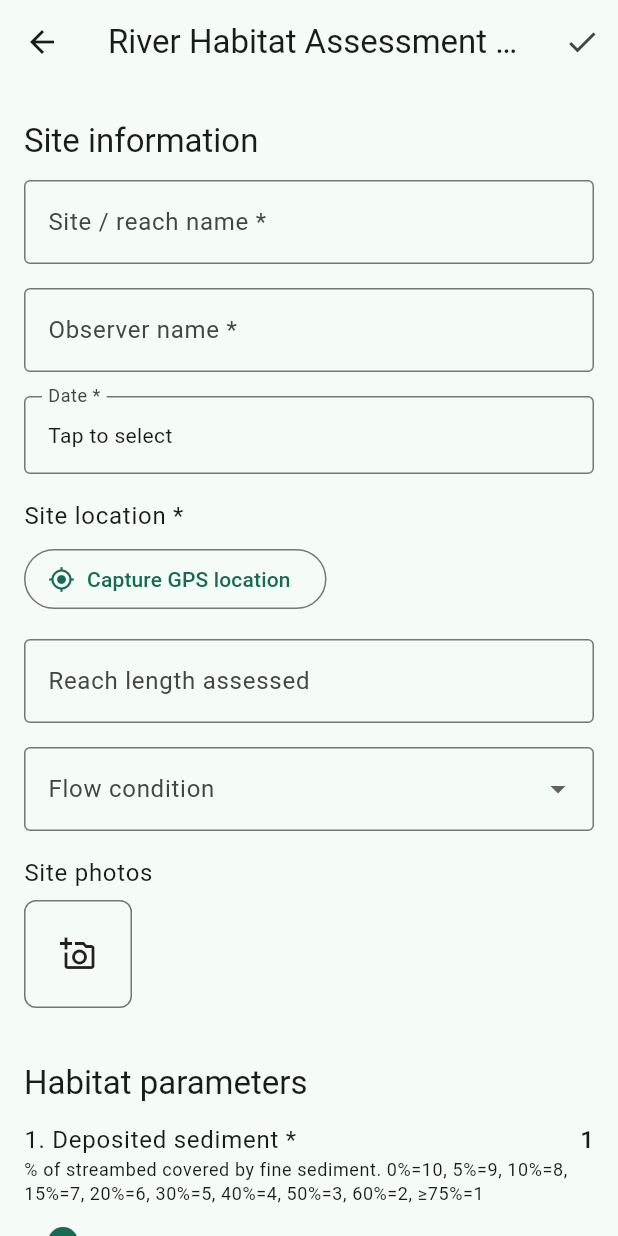
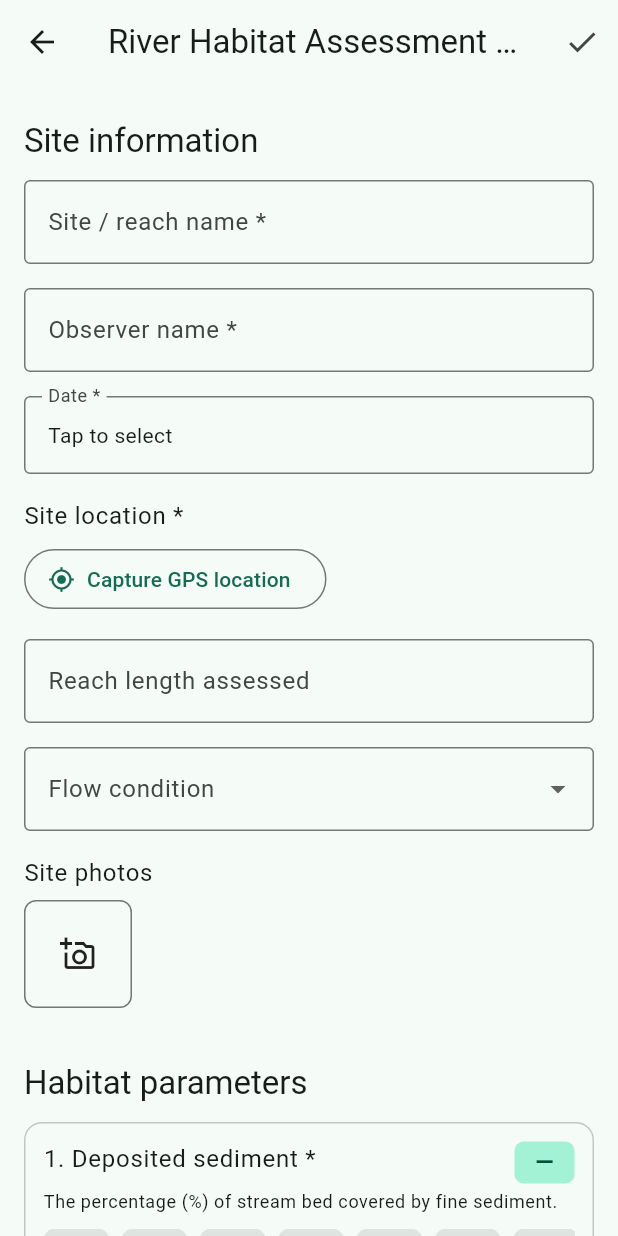
Before and after one commit to LilyAna06/FieldCollect, a Flutter app: the screen it shows once a user with an empty profile is signed in, after a tap on "Rapid Habitat Assessment", on a phone screen of 412 x 824 dp. Run offline on Flutter 3.47's test engine with Material 3 defaults, Android fonts, the phone set to English and light mode, and no system bars; our stand-ins replace connectivity_plus, geolocator, image_picker, sqflite, supabase_flutter; accounts and stored records are empty; network calls fail.

Commit message:
Add category-score button picker (files properly copied this time)

```diff
--- a/lib/models/form_schema.dart
+++ b/lib/models/form_schema.dart
@@ -6,7 +6,6 @@
 /// and piece of conditional logic comes from this schema, so adding a new
 /// monitoring type (cultural health, macroinvertebrate counts, etc.) is a
 /// matter of authoring a new JSON file, not writing new Dart code.
-library;
 
 enum FieldType {
   text,
@@ -15,7 +14,8 @@ enum FieldType {
   date,
   selectOne,
   selectMany,
-  scale, // bounded numeric score, e.g. 1-10 or 1-20, rendered as a slider/segmented control
+  scale, // bounded numeric score, e.g. 1-10, rendered as a slider — best for genuinely continuous/graphical scales
+  categoryScore, // discrete labeled options (e.g. "0%", "5%", "10%"...) each mapped to a fixed score — rendered as tappable buttons
   geopoint,
   geoshape, // polygon
   geotrace, // line / track
@@ -39,6 +39,8 @@ enum FieldType {
         return FieldType.selectMany;
       case 'scale':
         return FieldType.scale;
+      case 'category_score':
+        return FieldType.categoryScore;
       case 'geopoint':
         return FieldType.geopoint;
       case 'geoshape':
@@ -57,6 +59,19 @@ enum FieldType {
   }
 }
 
+/// A single tappable option for a [FieldType.categoryScore] field —
+/// e.g. label "20%" mapping to score 6.
+class CategoryOption {
+  final String label;
+  final num score;
+  CategoryOption({required this.label, required this.score});
+
+  factory CategoryOption.fromJson(Map<String, dynamic> json) => CategoryOption(
+        label: json['label'].toString(),
+        score: json['score'] as num,
+      );
+}
+
 class FormFieldDef {
   final String id;
   final FieldType type;
@@ -70,6 +85,9 @@ class FormFieldDef {
   /// scale / number bounds.
   final num? min;
   final num? max;
+
+  /// category_score options, in display order.
+  final List<CategoryOption>? categories;
 
   /// Simple conditional-visibility expression, e.g. "habitat_type == 'forest'".
   /// Evaluated against the current record's field values.
@@ -93,6 +111,7 @@ class FormFieldDef {
     this.options,
     this.min,
     this.max,
+    this.categories,
     this.visibleIf,
     this.formula,
     this.children,
@@ -109,6 +128,9 @@ class FormFieldDef {
       options: (json['options'] as List?)?.map((e) => e.toString()).toList(),
       min: json['min'] as num?,
       max: json['max'] as num?,
+      categories: (json['categories'] as List?)
+          ?.map((e) => CategoryOption.fromJson(e as Map<String, dynamic>))
+          .toList(),
       visibleIf: json['visible_if'] as String?,
       formula: json['formula'] as String?,
       unit: json['unit'] as String?,
--- a/lib/ui/widgets/dynamic_form_renderer.dart
+++ b/lib/ui/widgets/dynamic_form_renderer.dart
@@ -140,6 +140,8 @@ class _FieldBuilder extends StatelessWidget {
         return _NumberInput(field: field, value: value, onChanged: onChanged);
       case FieldType.scale:
         return _ScaleInput(field: field, value: value, onChanged: onChanged);
+      case FieldType.categoryScore:
+        return _CategoryScoreInput(field: field, value: value, onChanged: onChanged);
       case FieldType.selectOne:
         return _SelectOneInput(field: field, value: value, onChanged: onChanged);
       case FieldType.selectMany:
@@ -205,9 +207,12 @@ class _NumberInput extends StatelessWidget {
   }
 }
 
-/// Bounded numeric score (e.g. RHA parameters 1-10 / 1-20) rendered as a
-/// slider with the current value shown — quick to fill out one-handed in
-/// the field.
+/// Bounded numeric score rendered as a slider — best for parameters where
+/// the paper form itself uses a continuous/graphical scale (repeated
+/// boundary labels across adjacent score columns) rather than distinct
+/// tap-able categories. The label wraps onto multiple lines rather than
+/// overflowing when it's long, and the score sits in a fixed-width badge
+/// that never gets pushed off-screen.
 class _ScaleInput extends StatelessWidget {
   final FormFieldDef field;
   final dynamic value;
@@ -223,17 +228,15 @@ class _ScaleInput extends StatelessWidget {
     return Column(
       crossAxisAlignment: CrossAxisAlignment.start,
       children: [
-        Row(
-          mainAxisAlignment: MainAxisAlignment.spaceBetween,
-          children: [
-            Text(field.required ? '${field.label} *' : field.label,
-                style: Theme.of(context).textTheme.bodyLarge),
-            Text(current.round().toString(),
-                style: Theme.of(context).textTheme.titleMedium),
-          ],
+        _FieldHeader(
+          label: field.required ? '${field.label} *' : field.label,
+          scoreText: current.round().toString(),
         ),
         if (field.hint != null)
-          Text(field.hint!, style: Theme.of(context).textTheme.bodySmall),
+          Padding(
+            padding: const EdgeInsets.only(top: 4),
+            child: Text(field.hint!, style: Theme.of(context).textTheme.bodySmall),
+          ),
         Slider(
           value: current,
           min: min,
@@ -241,6 +244,132 @@ class _ScaleInput extends StatelessWidget {
           divisions: (max - min).round(),
           label: current.round().toString(),
           onChanged: (v) => onChanged(v.round()),
+        ),
+      ],
+    );
+  }
+}
+
+/// Discrete labeled options (e.g. "0%", "5%", "10%"...), each mapping to a
+/// fixed score — rendered as a horizontally scrollable row of tappable
+/// buttons, matching how the paper RHA sheet presents these parameters:
+/// pick the condition category that matches what you observed, and the
+/// score comes along with it automatically. Best for parameters where
+/// each category maps to exactly one score (no overlap/ranges).
+class _CategoryScoreInput extends StatelessWidget {
+  final FormFieldDef field;
+  final dynamic value;
+  final void Function(dynamic) onChanged;
+  const _CategoryScoreInput({required this.field, required this.value, required this.onChanged});
+
+  @override
+  Widget build(BuildContext context) {
+    final categories = field.categories ?? [];
+    final selectedScore = value is num ? value : null;
+
+    return Container(
+      padding: const EdgeInsets.all(12),
+      decoration: BoxDecoration(
+        border: Border.all(color: Theme.of(context).colorScheme.outlineVariant),
+        borderRadius: BorderRadius.circular(12),
+      ),
+      child: Column(
+        crossAxisAlignment: CrossAxisAlignment.start,
+        children: [
+          _FieldHeader(
+            label: field.required ? '${field.label} *' : field.label,
+            scoreText: selectedScore?.round().toString() ?? '—',
+          ),
+          if (field.hint != null)
+            Padding(
+              padding: const EdgeInsets.only(top: 4, bottom: 10),
+              child: Text(field.hint!, style: Theme.of(context).textTheme.bodySmall),
+            ),
+          SingleChildScrollView(
+            scrollDirection: Axis.horizontal,
+            child: Row(
+              children: [
+                for (final category in categories) ...[
+                  _CategoryChip(
+                    label: category.label,
+                    selected: selectedScore == category.score,
+                    onTap: () => onChanged(category.score),
+                  ),
+                  const SizedBox(width: 8),
+                ],
+              ],
+            ),
+          ),
+        ],
+      ),
+    );
+  }
+}
+
+class _CategoryChip extends StatelessWidget {
+  final String label;
+  final bool selected;
+  final VoidCallback onTap;
+  const _CategoryChip({required this.label, required this.selected, required this.onTap});
+
+  @override
+  Widget build(BuildContext context) {
+    final scheme = Theme.of(context).colorScheme;
+    return InkWell(
+      onTap: onTap,
+      borderRadius: BorderRadius.circular(8),
+      child: Container(
+        constraints: const BoxConstraints(minWidth: 44),
+        padding: const EdgeInsets.symmetric(horizontal: 14, vertical: 12),
+        alignment: Alignment.center,
+        decoration: BoxDecoration(
+          color: selected ? scheme.primary : scheme.surfaceContainerHighest,
+          borderRadius: BorderRadius.circular(8),
+        ),
+        child: Text(
+          label,
+          style: TextStyle(
+            color: selected ? scheme.onPrimary : scheme.onSurfaceVariant,
+            fontWeight: selected ? FontWeight.bold : FontWeight.normal,
+          ),
+        ),
+      ),
+    );
+  }
+}
+
+/// Shared header row for scored fields: label on the left (wraps if long),
+/// score badge fixed on the right — never overflows regardless of label
+/// length.
+class _FieldHeader extends StatelessWidget {
+  final String label;
+  final String scoreText;
+  const _FieldHeader({required this.label, required this.scoreText});
+
+  @override
+  Widget build(BuildContext context) {
+    return Row(
+      crossAxisAlignment: CrossAxisAlignment.start,
+      children: [
+        Expanded(
+          child: Text(label, style: Theme.of(context).textTheme.bodyLarge),
+        ),
+        const SizedBox(width: 12),
+        Container(
+          width: 40,
+          height: 28,
+          alignment: Alignment.center,
+          decoration: BoxDecoration(
+            color: Theme.of(context).colorScheme.primaryContainer,
+            borderRadius: BorderRadius.circular(6),
+          ),
+          child: Text(
+            scoreText,
+            style: Theme.of(context).textTheme.titleMedium?.copyWith(
+                  color: Theme.of(context).colorScheme.onPrimaryContainer,
+                  fontWeight: FontWeight.bold,
+                ),
+          ),
         ),
       ],
     );
@@ -383,7 +512,7 @@ class _GeopointInputState extends State<_GeopointInput> {
             padding: const EdgeInsets.only(top: 6),
             child: Text(
               '${point['lat'].toStringAsFixed(6)}, ${point['lng'].toStringAsFixed(6)}'
-              '${point['accuracy_m'] != null ? ' (±${(point['accuracy_m'] as num).toStringAsFixed(0)}m)' : ''}',
+              '${point['accuracy_m'] != null ? ' (\u00b1${(point['accuracy_m'] as num).toStringAsFixed(0)}m)' : ''}',
               style: Theme.of(context).textTheme.bodySmall,
             ),
           ),
@@ -468,8 +597,8 @@ class _ComputedDisplay extends StatelessWidget {
       child: Row(
         mainAxisAlignment: MainAxisAlignment.spaceBetween,
         children: [
-          Text(field.label, style: Theme.of(context).textTheme.bodyLarge),
-          Text(value?.toString() ?? '—', style: Theme.of(context).textTheme.titleMedium),
+          Flexible(child: Text(field.label, style: Theme.of(context).textTheme.bodyLarge)),
+          Text(value?.toString() ?? '\u2014', style: Theme.of(context).textTheme.titleMedium),
         ],
       ),
     );
```
Also changed, not shown: assets/schemas/rha_v1.json (+75 -39 lines).
